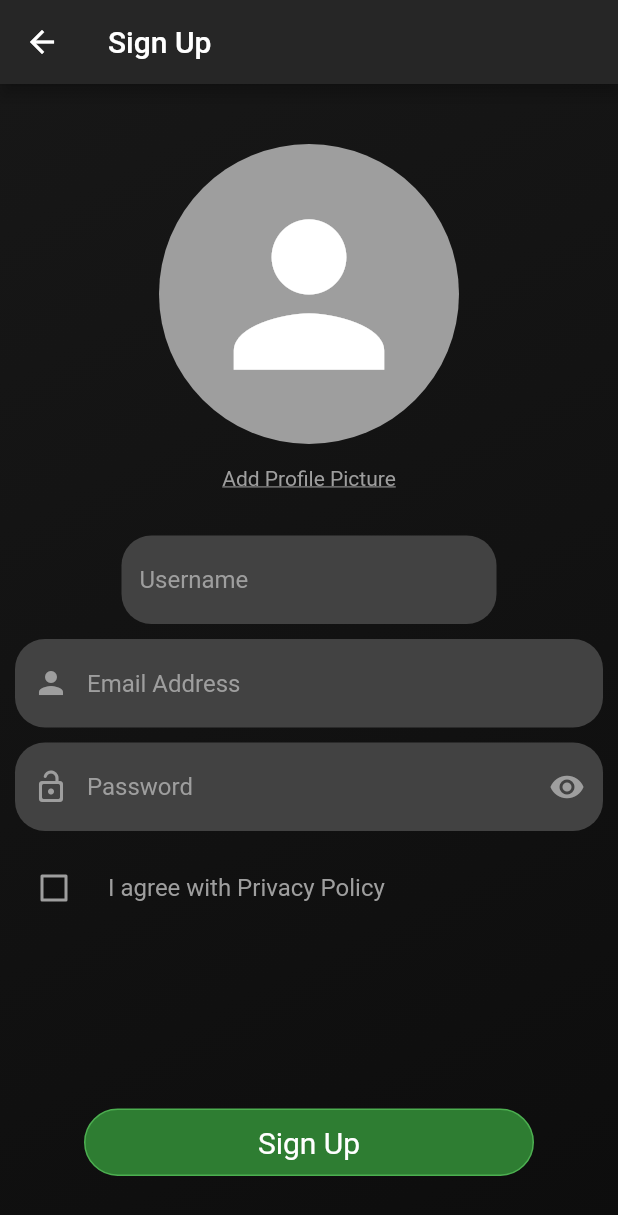
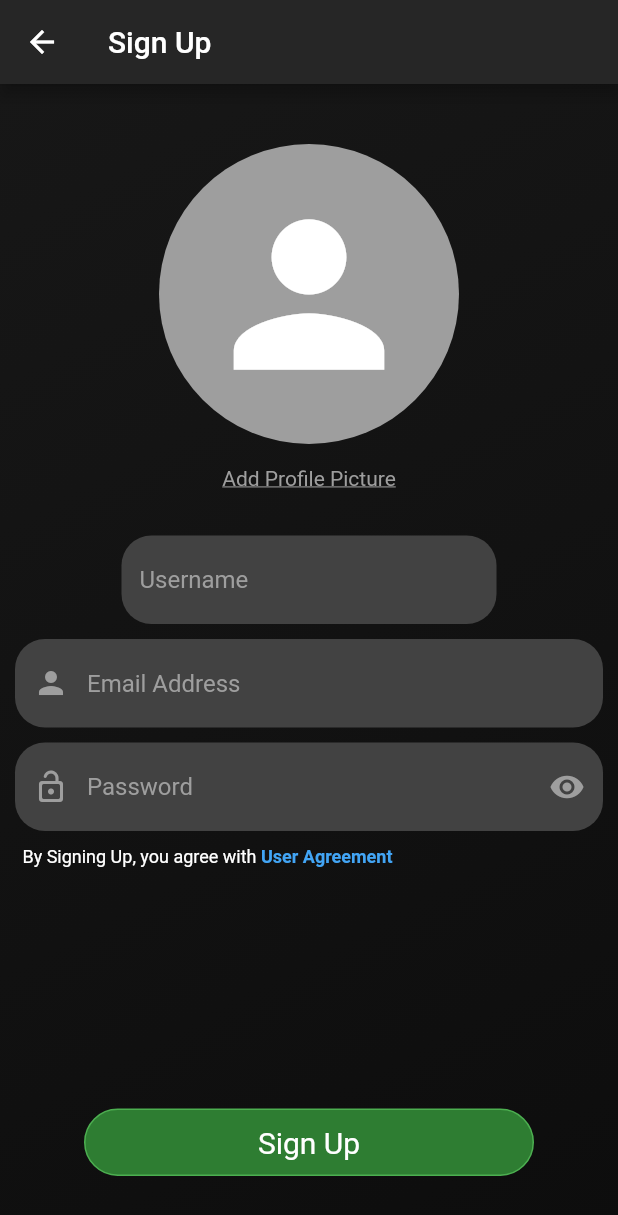
Before and after one commit to Bambalow28/StockMeUp, a Flutter app: the SignUpPage screen opened directly, on a phone screen of 412 x 824 dp. Shown: the top 1215 px of the screen. Run offline on Flutter 3.47's test engine with Material 2 defaults, Android fonts, the phone set to English and light mode, and no system bars; our stand-ins replace auto_size_text, cloud_firestore, firebase_auth, firebase_core, firebase_storage, fl_chart and 3 more; accounts and stored records are empty.

Commit message:
Added User Agreement

```diff
--- a/lib/signupPage/signup.dart
+++ b/lib/signupPage/signup.dart
@@ -1,5 +1,6 @@
 import 'dart:io';
 import 'package:firebase_storage/firebase_storage.dart';
+import 'package:flutter/gestures.dart';
 import 'package:flutter/material.dart';
 import 'package:cloud_firestore/cloud_firestore.dart';
 import 'package:firebase_auth/firebase_auth.dart';
@@ -344,24 +345,55 @@ class _SignUpPage extends State<SignUpPage> {
                       style: TextStyle(color: Colors.white),
                     ),
                   ),
-                  Container(
-                      child: Theme(
-                          data: ThemeData(unselectedWidgetColor: Colors.grey),
-                          child: CheckboxListTile(
-                            checkColor: Colors.white,
-                            title: Text(
-                              "I agree with Privacy Policy",
-                              style: TextStyle(color: Colors.grey),
-                            ),
-                            value: checkedValue,
-                            onChanged: (newValue) {
-                              setState(() {
-                                checkedValue = newValue!;
-                              });
-                            },
-                            controlAffinity: ListTileControlAffinity
-                                .leading, //  <-- leading Checkbox
-                          ))),
+                  Row(
+                    children: <Widget>[
+                      Padding(
+                        padding: EdgeInsets.only(left: 15.0),
+                        child: RichText(
+                          text: TextSpan(
+                              text: 'By Signing Up, you agree with ',
+                              style: TextStyle(
+                                color: Colors.white,
+                                fontSize: 12.0,
+                              ),
+                              children: <TextSpan>[
+                                TextSpan(
+                                    text: 'User Agreement',
+                                    recognizer: TapGestureRecognizer()
+                                      ..onTap = () {
+                                        showDialog(
+                                            context: context,
+                                            builder: (BuildContext context) {
+                                              return AlertDialog(
+                                                backgroundColor:
+                                                    Colors.grey[850],
+                                                title: Text('Privacy Policy',
+                                                    style: TextStyle(
+                                                        color: Colors.white,
+                                                        fontWeight:
+                                                            FontWeight.bold)),
+                                                content: Text(
+                                                  'We are not responsible for loss of money. This app is designed to help '
+                                                  'users shadow trade with their own choice. Highly Risky. Follow at your own risk.',
+                                                  style: TextStyle(
+                                                      color: Colors.white,
+                                                      fontSize: 14.0),
+                                                ),
+                                              );
+                                            });
+                                      },
+                                    style: TextStyle(
+                                        color: Colors.blue[400],
+                                        fontSize: 12.0,
+                                        fontWeight: FontWeight.bold))
+                              ]),
+                        ),
+                      ),
+                      Expanded(
+                        child: SizedBox(),
+                      )
+                    ],
+                  ),
                   Expanded(
                     child: SizedBox(),
                   ),
```
